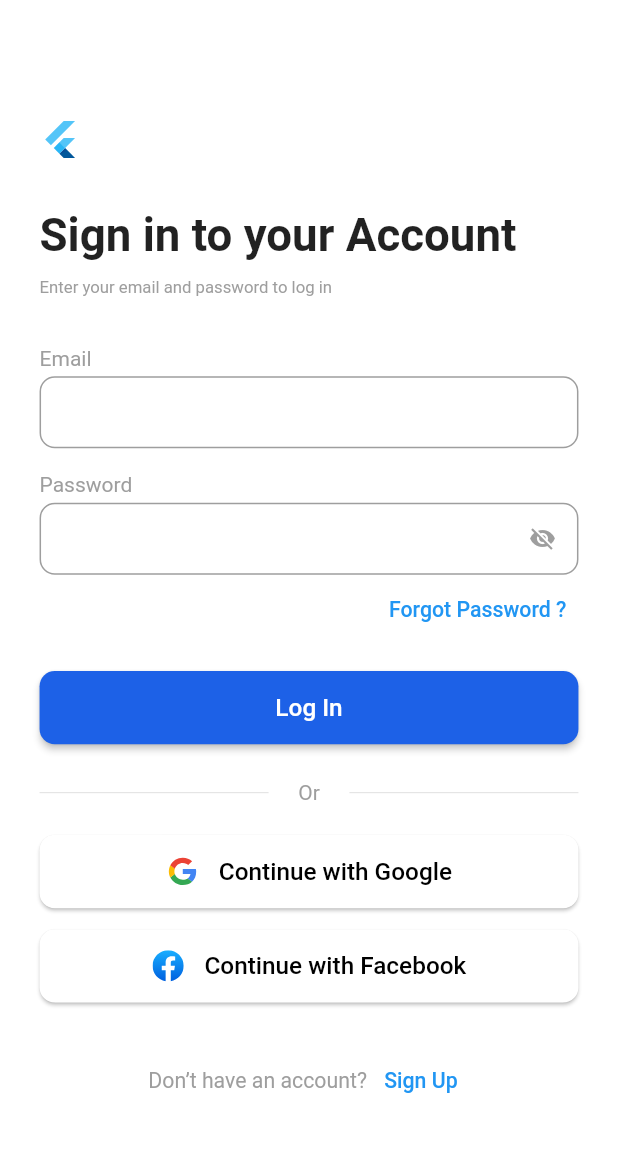
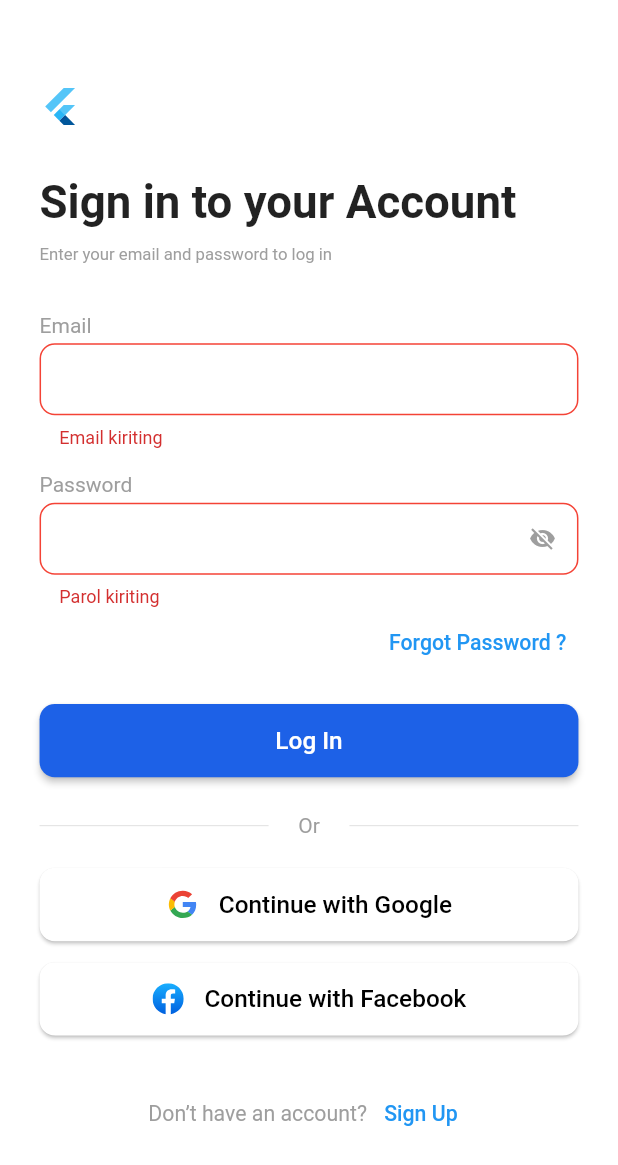
Before and after one commit to Qobil7337/auth_app, a Flutter app: the screen it shows after launch, after a tap on "Log In", on a phone screen of 412 x 824 dp. Shown: the top 1165 px of the screen. Run offline on Flutter 3.47's test engine with Material 3 defaults, Android fonts, the phone set to English and light mode, and no system bars; our stand-ins replace flutter_screenutil, flutter_svg; missing offline and left inert: flutter_intl_phone_field.

Commit message:
add controllers to sign in page

```diff
--- a/lib/pages/sing_in.dart
+++ b/lib/pages/sing_in.dart
@@ -11,6 +11,30 @@ class SignInPage extends StatefulWidget {
 
 class _SignInPageState extends State<SignInPage> {
   bool _isPasswordVisible = false;
+  final _formKey = GlobalKey<FormState>();
+  final _emailController = TextEditingController();
+  final _passwordController = TextEditingController();
+
+  void _submit() {
+    if (_formKey.currentState!.validate()) {
+      final email = _emailController.text.trim();
+      final password = _passwordController.text.trim();
+
+      // For now, just print them
+      print('Email: $email');
+      print('Password: $password');
+
+      // TODO: perform sign-in API call
+    }
+  }
+
+  @override
+  void dispose() {
+    _emailController.dispose();
+    _passwordController.dispose();
+
+    super.dispose();
+  }
 
   @override
   Widget build(BuildContext context) {
@@ -50,10 +74,17 @@ class _SignInPageState extends State<SignInPage> {
                   ),
                   SizedBox(height: 32.h),
 
+                  // Form
+                  Form(
+                    key: _formKey,
+                    child: Column(
+                      crossAxisAlignment: CrossAxisAlignment.stretch,
+                      children: [
                         // Email Input
                         Text('Email', style: TextStyle(color: Colors.grey)),
                         SizedBox(height: 4.h),
-                  TextField(
+                        TextFormField(
+                          controller: _emailController,
                           decoration: InputDecoration(
                             enabledBorder: OutlineInputBorder(
                               borderSide: BorderSide(color: Colors.grey),
@@ -63,18 +94,38 @@ class _SignInPageState extends State<SignInPage> {
                               borderSide: BorderSide(color: Colors.grey),
                               borderRadius: BorderRadius.circular(10.r),
                             ),
+                            errorBorder: OutlineInputBorder(
+                              borderSide: BorderSide(color: Colors.red),
+                              borderRadius: BorderRadius.circular(10.r),
+                            ),
+                            focusedErrorBorder: OutlineInputBorder(
+                              borderSide: BorderSide(color: Colors.red),
+                              borderRadius: BorderRadius.circular(10.r),
+                            ),
                             contentPadding: EdgeInsets.symmetric(
                               vertical: 12.h,
                               horizontal: 12.w,
                             ),
                           ),
+                          validator: (value) {
+                            if (value == null || value.isEmpty) {
+                              return 'Email kiriting';
+                            }
+                            if (!RegExp(
+                              r'^[^@]+@[^@]+\.[^@]+',
+                            ).hasMatch(value)) {
+                              return 'Yaroqli email kiriting';
+                            }
+                            return null;
+                          },
                         ),
                         SizedBox(height: 16.h),
 
                         // Password Input
                         Text('Password', style: TextStyle(color: Colors.grey)),
                         SizedBox(height: 4.h),
-                  TextField(
+                        TextFormField(
+                          controller: _passwordController,
                           obscureText: !_isPasswordVisible,
                           obscuringCharacter: '*',
                           decoration: InputDecoration(
@@ -100,10 +151,30 @@ class _SignInPageState extends State<SignInPage> {
                               borderSide: BorderSide(color: Colors.grey),
                               borderRadius: BorderRadius.circular(10.r),
                             ),
+                            errorBorder: OutlineInputBorder(
+                              borderSide: BorderSide(color: Colors.red),
+                              borderRadius: BorderRadius.circular(10.r),
+                            ),
+                            focusedErrorBorder: OutlineInputBorder(
+                              borderSide: BorderSide(color: Colors.red),
+                              borderRadius: BorderRadius.circular(10.r),
+                            ),
                             contentPadding: EdgeInsets.symmetric(
                               vertical: 12.h,
                               horizontal: 12.w,
                             ),
+                          ),
+                          validator: (value) {
+                            if (value == null || value.isEmpty) {
+                              return 'Parol kiriting';
+                            }
+                            if (value.length < 6) {
+                              return 'Parol kamida 6 ta belgidan iborat bo‘lishi kerak';
+                            }
+                            return null;
+                          },
+                        ),
+                      ],
                     ),
                   ),
 
@@ -130,7 +201,7 @@ class _SignInPageState extends State<SignInPage> {
                           borderRadius: BorderRadius.circular(10.r),
                         ),
                       ),
-                      onPressed: () {},
+                      onPressed: _submit,
                       child: Text('Log In', style: TextStyle(fontSize: 16.sp)),
                     ),
                   ),
```
Also changed, not shown: 8 other files. Lines whose indentation alone changed are shown as unchanged.
